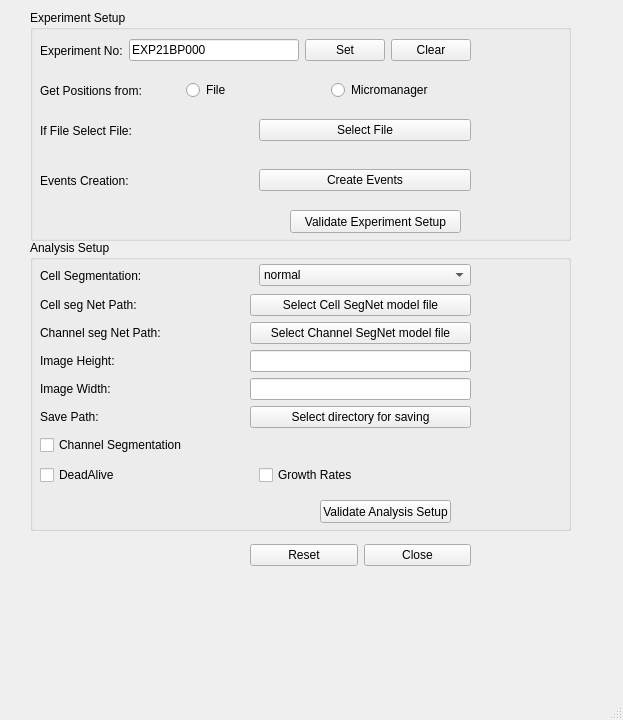
karempudi/narsil, file narsil/liverun/ui/setupWindow.ui: the form before one commit.
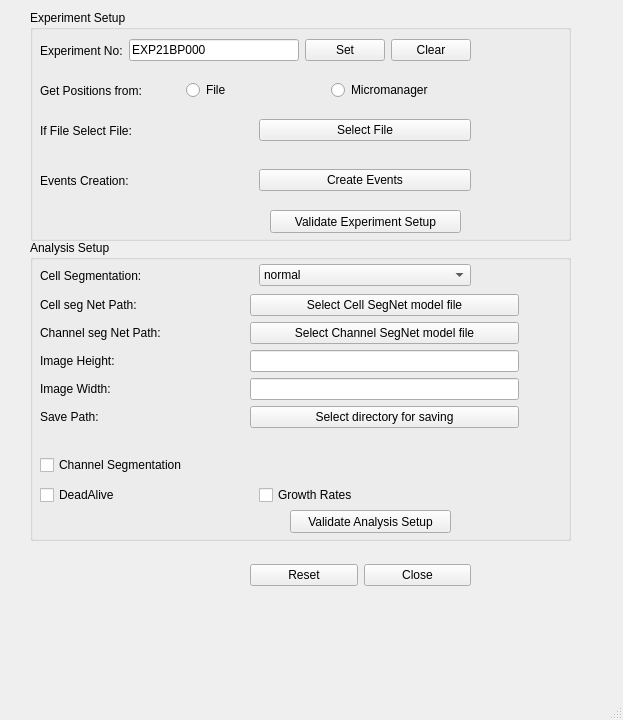
The form after the commit.

```diff
--- a/narsil/liverun/ui/setupWindow.ui
+++ b/narsil/liverun/ui/setupWindow.ui
@@ -169,9 +169,9 @@
     <widget class="QPushButton" name="validateExptSetupButton">
      <property name="geometry">
       <rect>
-       <x>260</x>
+       <x>240</x>
        <y>200</y>
-       <width>171</width>
+       <width>191</width>
        <height>23</height>
       </rect>
      </property>
@@ -186,7 +186,7 @@
       <x>30</x>
       <y>240</y>
       <width>541</width>
-      <height>291</height>
+      <height>301</height>
      </rect>
     </property>
     <property name="title">
@@ -229,7 +229,7 @@
      <property name="geometry">
       <rect>
        <x>10</x>
-       <y>190</y>
+       <y>210</y>
        <width>431</width>
        <height>31</height>
       </rect>
@@ -248,7 +248,7 @@
      <property name="geometry">
       <rect>
        <x>10</x>
-       <y>220</y>
+       <y>240</y>
        <width>431</width>
        <height>31</height>
       </rect>
@@ -273,9 +273,9 @@
     <widget class="QPushButton" name="validateAnalysisSetupButton">
      <property name="geometry">
       <rect>
-       <x>290</x>
-       <y>260</y>
-       <width>131</width>
+       <x>260</x>
+       <y>270</y>
+       <width>161</width>
        <height>23</height>
       </rect>
      </property>
@@ -288,8 +288,8 @@
       <rect>
        <x>10</x>
        <y>54</y>
-       <width>431</width>
-       <height>141</height>
+       <width>479</width>
+       <height>157</height>
       </rect>
      </property>
      <layout class="QFormLayout" name="imageSegLayout">
@@ -362,7 +362,7 @@
     <property name="geometry">
      <rect>
       <x>250</x>
-      <y>530</y>
+      <y>550</y>
       <width>221</width>
       <height>51</height>
      </rect>
```
Left out of the diff: 2 changed lines with no effect on the pictures.
